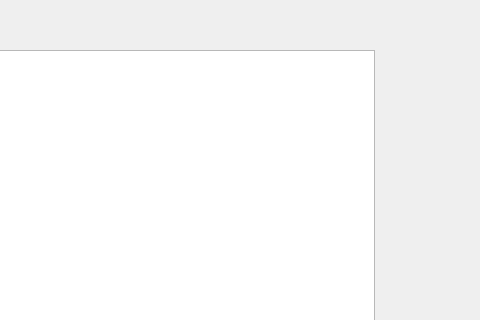
Qt form choose_course.ui (breadog/Course_selection_system) before a commit; both pictures show x 276 to 756 and y 0 to 320 of the 756 by 493 pixel window.
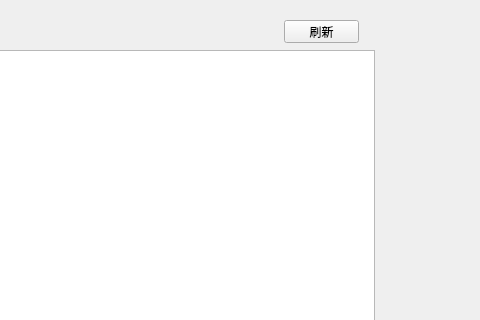
The same form after that commit.

What changed in the file:
```diff
--- a/choose_course.ui
+++ b/choose_course.ui
@@ -23,6 +23,19 @@
     </rect>
    </property>
   </widget>
+  <widget class="QPushButton" name="refresh">
+   <property name="geometry">
+    <rect>
+     <x>560</x>
+     <y>20</y>
+     <width>75</width>
+     <height>23</height>
+    </rect>
+   </property>
+   <property name="text">
+    <string>刷新</string>
+   </property>
+  </widget>
  </widget>
  <resources/>
  <connections/>
```
